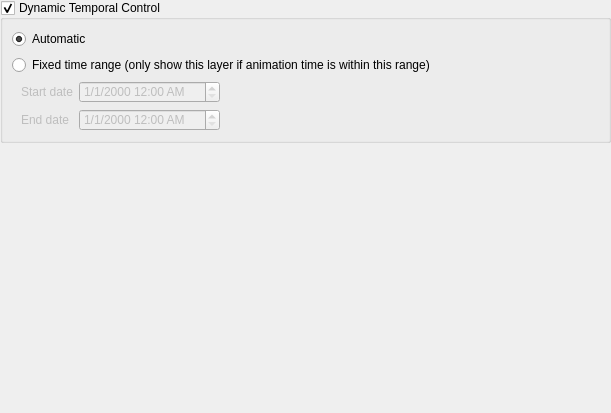
Before: the Qt Designer form src/ui/raster/qgsrasterlayertemporalpropertieswidgetbase.ui in carsmie/QGIS, drawn with Qt 5.
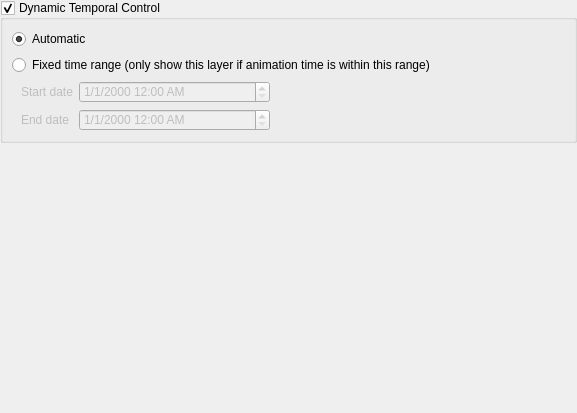
After: the same form once the commit is applied. Custom widgets are drawn as their Qt base class.

Commit message: Cleanup WMS-T settings widget (pt 1)

What changed in the file:
```diff
--- a/src/ui/raster/qgsrasterlayertemporalpropertieswidgetbase.ui
+++ b/src/ui/raster/qgsrasterlayertemporalpropertieswidgetbase.ui
@@ -6,7 +6,7 @@
    <rect>
     <x>0</x>
     <y>0</y>
-    <width>611</width>
+    <width>577</width>
     <height>413</height>
    </rect>
   </property>
@@ -48,7 +48,7 @@
        <rect>
         <x>0</x>
         <y>0</y>
-        <width>611</width>
+        <width>577</width>
         <height>413</height>
        </rect>
       </property>
@@ -124,7 +124,7 @@
             <property name="lineWidth">
              <number>0</number>
             </property>
-            <layout class="QGridLayout" name="gridLayout_2" columnstretch="0,0,0,0">
+            <layout class="QGridLayout" name="gridLayout_2" columnstretch="0,2,0,3">
              <property name="topMargin">
               <number>0</number>
              </property>
```
The commit also changes 3 other files.
